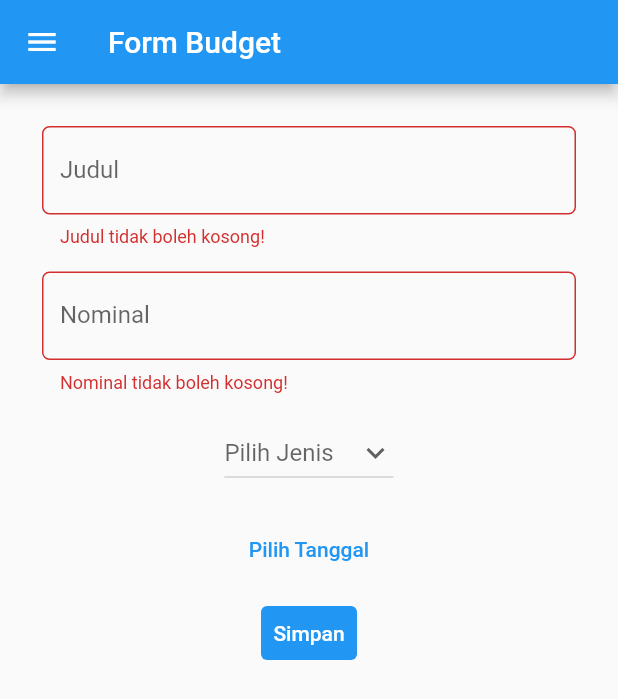
After one commit to dyandramaysa/pbp-flutter-tugas, a Flutter app: the BudgetForm screen opened directly, after a tap on "Simpan", on a phone screen of 412 x 824 dp. The commit adds this screen. Shown: the top 699 px of the screen. Run offline on Flutter 3.47's test engine with Material 2 defaults, Android fonts, the phone set to English and light mode, and no system bars.

Commit message:
Tugas Flutter 8

```diff
--- /dev/null
+++ b/counter_7/lib/budget_form.dart
@@ -0,0 +1,185 @@
+import 'package:counter_7/data_budget.dart';
+import 'package:counter_7/drawer.dart';
+import 'package:flutter/material.dart';
+import 'package:counter_7/show_budget.dart';
+
+class BudgetForm extends StatefulWidget {
+    //final List<Budget> data;
+    //const BudgetForm({Key? key,required this.data,}) : super(key: key);
+    const BudgetForm({super.key});
+
+    @override
+    State<BudgetForm> createState() => _BudgetFormState();
+}
+
+class _BudgetFormState extends State<BudgetForm> {
+  final _formKey = GlobalKey<FormState>();
+  String _judul = "";
+  int _nominal = 0;
+  String? _jenisBudget;
+  List<String> listJenisBudget = ['Pemasukan', 'Pengeluaran'];
+  DateTime? _tanggal;
+
+  @override
+  Widget build(BuildContext context) {
+      return Scaffold(
+          appBar: AppBar(
+              title: const Text('Form Budget'),
+          ),
+          // Menambahkan drawer menu
+          drawer: const MyDrawer(),
+          body: Form(
+              key: _formKey,
+              child: SingleChildScrollView(
+                  child: Container(
+                    padding: const EdgeInsets.all(20.0),
+                    child: Column(
+                      children: [
+                        Padding(
+                          // Menggunakan padding sebesar 8 pixels
+                          padding: const EdgeInsets.all(8.0),
+                          // Form Judul
+                          child: TextFormField(
+                              decoration: InputDecoration(
+                                  hintText: "Contoh: Makan Siang",
+                                  labelText: "Judul",
+                                  // Menambahkan circular border agar lebih rapi
+                                  border: OutlineInputBorder(
+                                      borderRadius: BorderRadius.circular(5.0),
+                                  ),
+                              ),
+                              // Menambahkan behavior saat judul diketik
+                              onChanged: (String? value) {
+                                  setState(() {
+                                      _judul = value!;
+                                  });
+                              },
+                              // Menambahkan behavior saat data disimpan
+                              onSaved: (String? value) {
+                                  setState(() {
+                                      _judul = value!;
+                                  });
+                              },
+                              // Validator sebagai validasi form
+                              validator: (String? value) {
+                                  if (value == null || value.isEmpty) {
+                                      return 'Judul tidak boleh kosong!';
+                                  }
+                                  return null;
+                              },
+                          ),
+                        ),
+                        // Form Nominal
+                        Padding(
+                          // Menggunakan padding sebesar 8 pixels
+                          padding: const EdgeInsets.all(8.0),
+                          // Form Nominal
+                          child: TextFormField(
+                              decoration: InputDecoration(
+                                  hintText: "Contoh: 10000",
+                                  labelText: "Nominal",
+                                  // Menambahkan circular border agar lebih rapi
+                                  border: OutlineInputBorder(
+                                      borderRadius: BorderRadius.circular(5.0),
+                                  ),
+                              ),
+                              // Menambahkan behavior saat judul diketik
+                              onChanged: (String? value) {
+                                  setState(() {
+                                      _nominal = int.parse(value!);
+                                  });
+                              },
+                              // Menambahkan behavior saat data disimpan
+                              onSaved: (String? value) {
+                                  setState(() {
+                                      _nominal = int.parse(value!);
+                                  });
+                              },
+                              // Validator sebagai validasi form
+                              validator: (String? value) {
+                                  if (value == null || value.isEmpty) {
+                                      return 'Nominal tidak boleh kosong!';
+                                  }
+                                  return null;
+                              },
+                          ),
+                        ),
+                        // Form Dropdown
+                        Padding(
+                          padding: const EdgeInsets.all(8.0),
+                          child: Center(
+                            child: DropdownButton(
+                              value: _jenisBudget,
+                              hint: const Text("Pilih Jenis"),
+                              icon: const Icon(Icons.keyboard_arrow_down),
+                              items: listJenisBudget
+                                  .map<DropdownMenuItem<String>>((String items) {
+                                return DropdownMenuItem<String>(
+                                  value: items,
+                                  child: Text(items),
+                                );
+                              }).toList(),
+                              onChanged: (String? value) {
+                                setState(() {
+                                  _jenisBudget = value!;
+                                });
+                              },
+                            ),
+                          ),
+                        ),
+                        // Date Form
+                        Padding(
+                          padding: const EdgeInsets.all(8.0),
+                          child: Center(
+                            child: TextButton(
+                              onPressed: () {
+                                showDatePicker(
+                                  context: context,
+                                  initialDate: DateTime.now(),
+                                  firstDate: DateTime(2010),
+                                  lastDate: DateTime(2030),
+                                ).then((value) {
+                                  setState(() {
+                                    _tanggal = value;
+                                  });
+                                });
+                              },
+                              child: Text(_tanggal == null
+                                  ? "Pilih Tanggal"
+                                  : "${_tanggal!.day}-${_tanggal!.month}-${_tanggal!.year}"),
+                            ),
+                          ),
+                        ),
+                        // Save button
+                        TextButton(
+                          style: ButtonStyle(
+                            backgroundColor: MaterialStateProperty.all(Colors.blue),
+                          ),
+                          onPressed: () {
+                            if (_formKey.currentState!.validate() && _tanggal != null) {
+                              DataBudget.tambahBudget(
+                                  judul: _judul,
+                                  nominal: _nominal,
+                                  jenis: _jenisBudget,
+                                  tanggal: _tanggal
+
+                              );
+                              Navigator.pushReplacement(
+                                context,
+                                MaterialPageRoute(builder: (context) => const ShowBudget()),
+                              );
+                            }
+                          },
+                          child: const Text(
+                            "Simpan",
+                            style: TextStyle(color: Colors.white),
+                          ),
+                        ),
+                      ],
+                    ),
+                  ),
+              ),
+          ),
+      );
+  }
+}
--- /dev/null
+++ b/counter_7/lib/data_budget.dart
@@ -0,0 +1,28 @@
+class DataBudget {
+  static List<DataBudget> budgetList = [];
+  String judul;
+  int nominal;
+  String jenis;
+  DateTime tanggal;
+
+  DataBudget({
+    required this.judul,
+    required this.nominal,
+    required this.jenis,
+    required this.tanggal,
+  });
+
+  static void tambahBudget({
+    required judul,
+    required nominal,
+    required jenis,
+    required tanggal,
+  }) {
+    budgetList.add(DataBudget(
+      judul: judul,
+      nominal: nominal,
+      jenis: jenis,
+      tanggal: tanggal,
+    ));
+  }
+}
--- /dev/null
+++ b/counter_7/lib/drawer.dart
@@ -0,0 +1,50 @@
+import 'package:flutter/material.dart';
+import 'package:counter_7/main.dart';
+import 'package:counter_7/budget_form.dart';
+import 'package:counter_7/show_budget.dart';
+
+class MyDrawer extends StatefulWidget {
+  const MyDrawer({super.key});
+
+  @override
+  State<MyDrawer> createState() => _MyDrawerState();
+}
+
+class _MyDrawerState extends State<MyDrawer> {
+  @override
+  Widget build(BuildContext context) {
+    return Drawer(
+      child: Column(
+        children: [
+          ListTile(
+            title: const Text('counter_7'),
+            onTap: () {
+              Navigator.pushReplacement(
+                context,
+                MaterialPageRoute(builder: (context) => const Counter()),
+              );
+            },
+          ),
+          ListTile(
+            title: const Text('Tambah Budget'),
+            onTap: () {
+              Navigator.pushReplacement(
+                context,
+                MaterialPageRoute(builder: (context) => const BudgetForm()),
+              );
+            },
+          ),
+          ListTile(
+            title: const Text('Data Budget'),
+            onTap: () {
+              Navigator.pushReplacement(
+                context,
+                MaterialPageRoute(builder: (context) => const ShowBudget()),
+              );
+            },
+          ),
+        ],
+      ),
+    );
+  }
+}
```
Also changed, not shown: counter_7/lib/main.dart (+6 -5 lines), counter_7/lib/show_budget.dart (added, +81 -0 lines), 2 other files.
